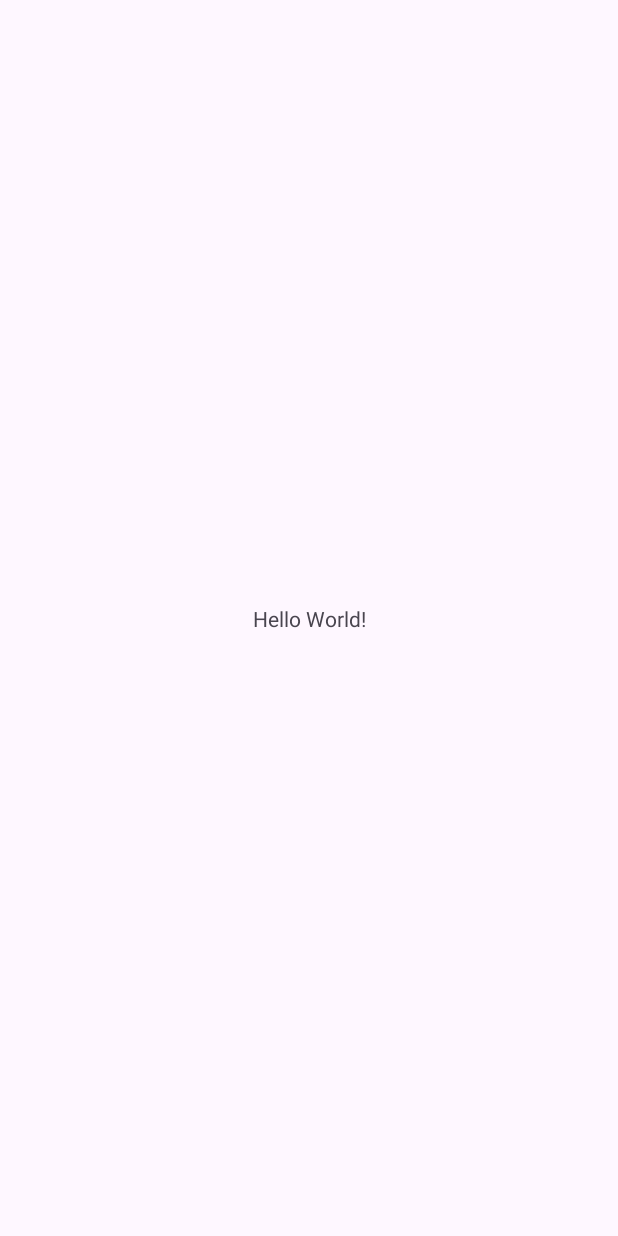
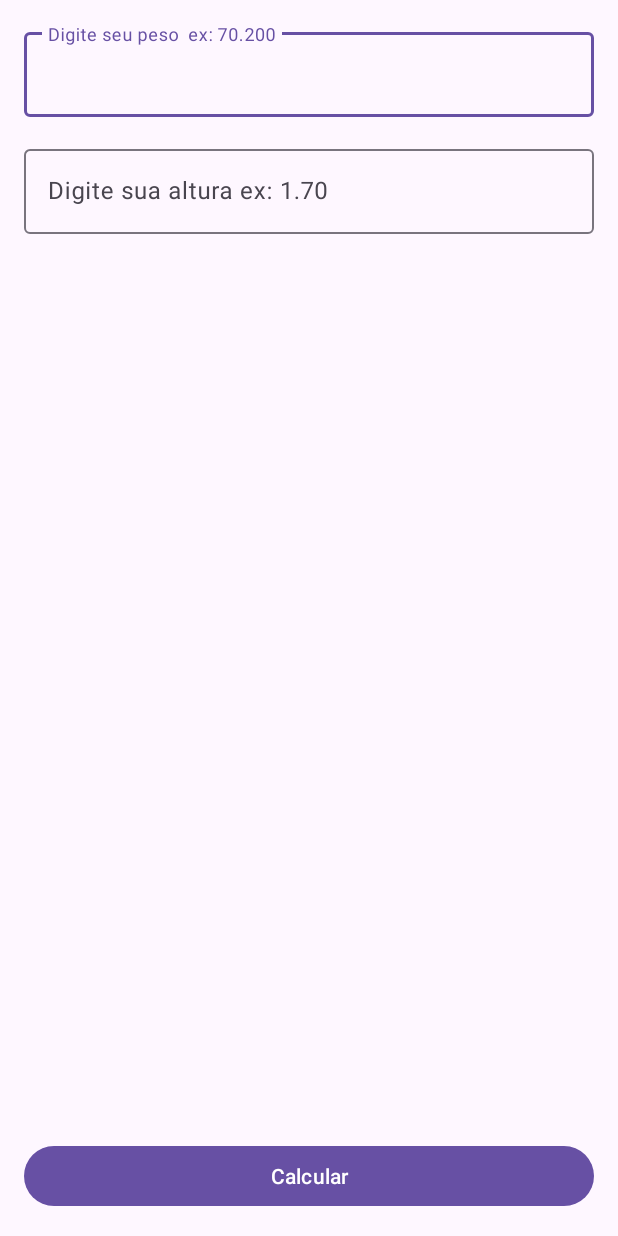
Before and after one commit to AndersonPS94/novaCalculadoraIMC, an Android app: the screen it shows after launch (MainActivity), on a phone screen of 412 x 824 dp. Before the commit the screen is almost empty. Run offline under Robolectric (Android 15) with nearby library versions, the phone set to English and light mode, and no system bars.

Commit message:
primeira aula do 10D Challenge do novo DevSpace

```diff
--- a/app/src/main/java/com/comunidadedevspace/imc/MainActivity.kt
+++ b/app/src/main/java/com/comunidadedevspace/imc/MainActivity.kt
@@ -2,10 +2,23 @@
 
 import androidx.appcompat.app.AppCompatActivity
 import android.os.Bundle
+import android.widget.Button
+import com.google.android.material.textfield.TextInputEditText
 
 class MainActivity : AppCompatActivity() {
     override fun onCreate(savedInstanceState: Bundle?) {
         super.onCreate(savedInstanceState)
         setContentView(R.layout.activity_main)
+
+        val edtPeso = findViewById<TextInputEditText>(R.id.edt_peso)
+        val edtAltura = findViewById<TextInputEditText>(R.id.edt_altura)
+
+        val btnCalcular = findViewById<Button>(R.id.btn_calcular)
+
+        btnCalcular.setOnClickListener {
+            val peso = edtPeso.text
+            val altura = edtAltura.text
+            println("seu peso é $peso e sua altura é $altura")
+        }
     }
 }
--- a/app/src/main/res/layout/activity_main.xml
+++ b/app/src/main/res/layout/activity_main.xml
@@ -6,13 +6,49 @@
     android:layout_height="match_parent"
     tools:context=".MainActivity">
 
-    <TextView
-        android:layout_width="wrap_content"
+
+    <Button
+        android:id="@+id/btn_calcular"
+        android:layout_margin="16dp"
+        android:layout_width="match_parent"
         android:layout_height="wrap_content"
-        android:text="Hello World!"
+        android:text="Calcular"
         app:layout_constraintBottom_toBottomOf="parent"
         app:layout_constraintEnd_toEndOf="parent"
+        app:layout_constraintStart_toStartOf="parent" />
+
+    <com.google.android.material.textfield.TextInputLayout
+        android:id="@+id/textInputLayout2"
+        android:layout_width="match_parent"
+        android:layout_height="wrap_content"
+        android:layout_margin="16dp"
+        app:layout_constraintEnd_toEndOf="parent"
         app:layout_constraintStart_toStartOf="parent"
-        app:layout_constraintTop_toTopOf="parent" />
+        app:layout_constraintTop_toTopOf="parent">
+
+        <com.google.android.material.textfield.TextInputEditText
+            android:id="@+id/edt_peso"
+            android:layout_width="match_parent"
+            android:layout_height="wrap_content"
+            android:hint="Digite seu peso  ex: 70.200"
+            android:inputType="numberDecimal" />
+    </com.google.android.material.textfield.TextInputLayout>
+
+    <com.google.android.material.textfield.TextInputLayout
+        android:layout_width="match_parent"
+        android:layout_height="wrap_content"
+        android:layout_margin="16dp"
+
+        app:layout_constraintEnd_toEndOf="parent"
+        app:layout_constraintStart_toStartOf="parent"
+        app:layout_constraintTop_toBottomOf="@+id/textInputLayout2">
+
+        <com.google.android.material.textfield.TextInputEditText
+            android:id="@+id/edt_altura"
+            android:layout_width="match_parent"
+            android:layout_height="wrap_content"
+            android:inputType="numberDecimal"
+            android:hint="Digite sua altura ex: 1.70" />
+    </com.google.android.material.textfield.TextInputLayout>
 
 </androidx.constraintlayout.widget.ConstraintLayout>
```
